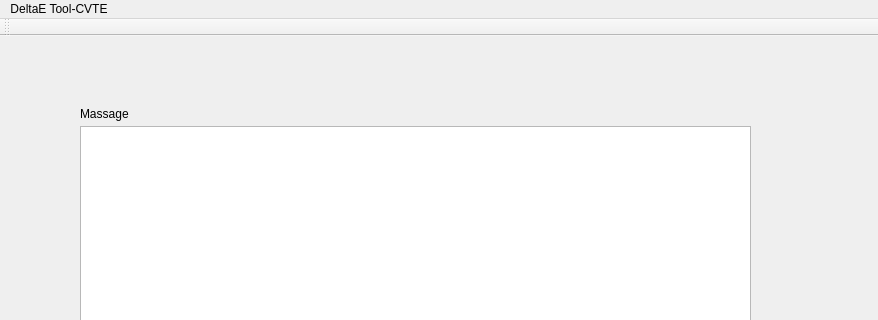
Old version of the form DeltaEMainwindow.ui in the repository wuyubo/DeltaE-Tool; both pictures show x 0 to 878 and y 0 to 320 of the 878 by 553 pixel window.
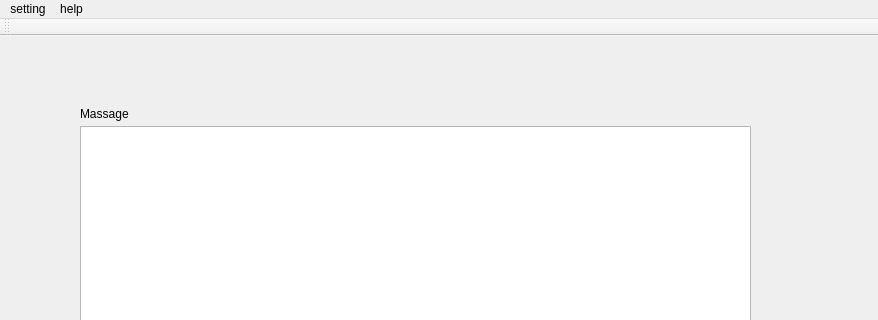
New version of the form.

Commit message:
[feature][DeltaE][function] rename functions
[what] rename functions
[why]  as what
[how]  as what

```diff
--- a/DeltaEMainwindow.ui
+++ b/DeltaEMainwindow.ui
@@ -101,10 +101,17 @@
    </property>
    <widget class="QMenu" name="menuDeltaE_Tool_CVTE">
     <property name="title">
-     <string>DeltaE Tool-CVTE</string>
+     <string>setting</string>
     </property>
    </widget>
+   <widget class="QMenu" name="menuAbout">
+    <property name="title">
+     <string>help</string>
+    </property>
+    <addaction name="actionAbout"/>
+   </widget>
    <addaction name="menuDeltaE_Tool_CVTE"/>
+   <addaction name="menuAbout"/>
   </widget>
   <widget class="QToolBar" name="mainToolBar">
    <attribute name="toolBarArea">
```
Left out of the diff: 5 changed lines with no effect on the pictures. The commit also changes 4 other files.
